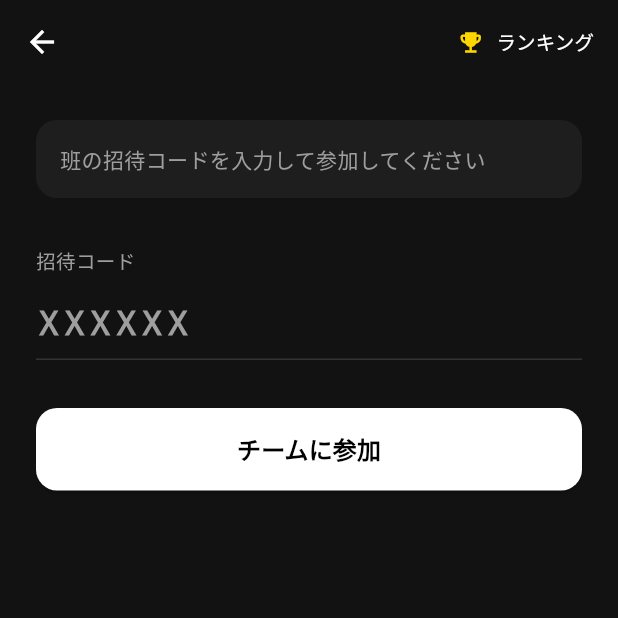
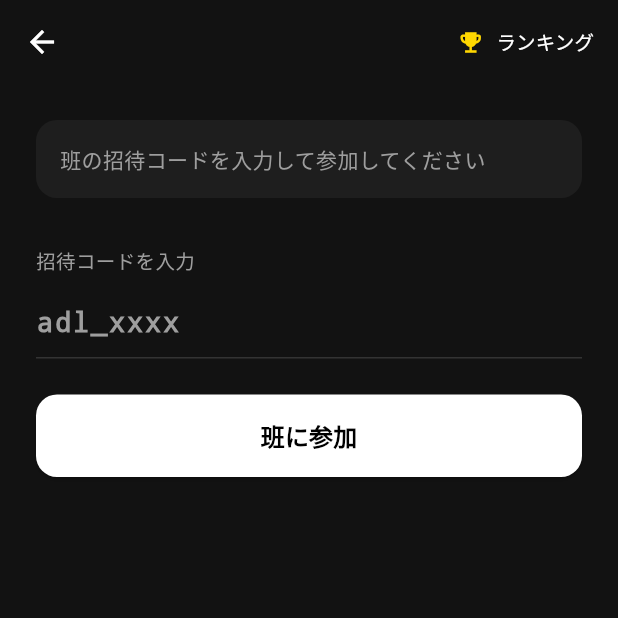
Before and after one commit to fifteens-dev/fifteen, a Flutter app: the AdlJoinScreen screen opened directly with empty values, on a phone screen of 412 x 824 dp, the top half of it. Run offline on Flutter 3.47's test engine with Material 3 defaults, Android fonts, the phone set to English and light mode, and no system bars; our stand-ins replace app_links, cached_network_image, camera, cloud_firestore, cloud_functions, firebase_auth and 12 more; missing offline and left inert: audio_session, flutter_web_auth_2, photo_manager, pull_down_button; accounts and stored records are empty.

Commit message:
ADL: 9固定班導入・自動相互フォロー・離脱機能
- 9つの固定班（adl_house/break/girls/hiphop/new/free/lock/waack/jazz）を定義
  班ID = 招待コード = 班アカウントUID を同一文字列で統一
- joinTeamWithCode: 9コード検証、別班所属時の自動切替に対応
- leaveTeam を新規追加（メンバーシップ削除・班統計-1）
- 参加/離脱時に班アカウントと相互フォローを自動同期
- AdlJoinScreenに離脱ボタンを追加、コード入力を小文字・アンダースコア対応に変更
- adl_memberships のオーナー update/delete をルールで許可（切替/離脱に必要）
- scripts/seed_adl_teams.js: 9班を冪等にシードするスクリプト

Co-Authored-By: Claude Sonnet 4.6 <noreply@anthropic.com>

```diff
--- /dev/null
+++ b/lib/constants/adl_teams.dart
@@ -0,0 +1,50 @@
+/// ADL イベントの固定9班定義。
+///
+/// 班ID = 招待コード = 班アカウント UID = 班名 はすべて同一文字列。
+/// users/{teamId} に班アカウントを、adl_teams/{teamId} に班統計を持つ。
+class AdlTeamDefinitions {
+  AdlTeamDefinitions._();
+
+  /// 9つの固定班。順序はランキング表示や管理パネルの並び順に使われる。
+  static const List<AdlTeamDef> all = [
+    AdlTeamDef(id: 'adl_house', displayName: 'House'),
+    AdlTeamDef(id: 'adl_break', displayName: 'Break'),
+    AdlTeamDef(id: 'adl_girls', displayName: 'Girls'),
+    AdlTeamDef(id: 'adl_hiphop', displayName: 'HipHop'),
+    AdlTeamDef(id: 'adl_new', displayName: 'New'),
+    AdlTeamDef(id: 'adl_free', displayName: 'Free'),
+    AdlTeamDef(id: 'adl_lock', displayName: 'Lock'),
+    AdlTeamDef(id: 'adl_waack', displayName: 'Waack'),
+    AdlTeamDef(id: 'adl_jazz', displayName: 'Jazz'),
+  ];
+
+  static final Set<String> _idSet = all.map((t) => t.id).toSet();
+
+  /// 入力されたコード文字列が9つの固定コードのいずれかに一致するか。
+  /// 大文字小文字・前後空白を許容する。
+  static bool isValidCode(String code) {
+    return _idSet.contains(_normalize(code));
+  }
+
+  /// 入力コードを正規化（小文字化・トリム）。一致しない場合は null。
+  static String? normalizeCode(String code) {
+    final n = _normalize(code);
+    return _idSet.contains(n) ? n : null;
+  }
+
+  static String _normalize(String code) => code.trim().toLowerCase();
+
+  /// id から表示名を引く。未知のidの場合はidをそのまま返す。
+  static String displayNameOf(String id) {
+    for (final t in all) {
+      if (t.id == id) return t.displayName;
+    }
+    return id;
+  }
+}
+
+class AdlTeamDef {
+  final String id;
+  final String displayName;
+  const AdlTeamDef({required this.id, required this.displayName});
+}
--- a/lib/screens/adl_join_screen.dart
+++ b/lib/screens/adl_join_screen.dart
@@ -1,20 +1,27 @@
 import 'package:flutter/material.dart';
 import 'package:flutter/services.dart';
+import '../constants/adl_teams.dart';
 import '../constants/app_colors.dart';
 import '../models/adl_event_model.dart';
 import '../services/adl_service.dart';
 import '../widgets/common/app_toast.dart';
 import 'adl_ranking_screen.dart';
 
-/// ADLイベント参加画面（招待コード入力）
+/// ADLイベント参加画面（招待コード入力 / 離脱）
+///
+/// 9つの固定コード（adl_house, adl_break, ...）のいずれかを入力すると
+/// その班に参加する。既に別の班に参加している場合は自動で切り替わる。
+/// 画面下部に「班から離脱する」ボタンも表示する（参加中のみ）。
 class AdlJoinScreen extends StatefulWidget {
   final AdlEventModel event;
-  final String? currentTeamName; // 既に参加済みの場合
+  final String? currentTeamName; // 既に参加済みの場合の表示用
+  final String? currentTeamId; // 切替判定用
 
   const AdlJoinScreen({
     super.key,
     required this.event,
     this.currentTeamName,
+    this.currentTeamId,
   });
 
   @override
@@ -25,6 +32,18 @@ class _AdlJoinScreenState extends State<AdlJoinScreen> {
   final _codeCtrl = TextEditingController();
   final _adl = AdlService();
   bool _isLoading = false;
+  bool _isLeaving = false;
+
+  // ローカル状態（参加 → 離脱や切替を画面遷移なしに反映するため）
+  String? _currentTeamName;
+  String? _currentTeamId;
+
+  @override
+  void initState() {
+    super.initState();
+    _currentTeamName = widget.currentTeamName;
+    _currentTeamId = widget.currentTeamId;
+  }
 
   @override
   void dispose() {
@@ -44,29 +63,96 @@ class _AdlJoinScreenState extends State<AdlJoinScreen> {
     switch (result) {
       case AdlJoinResult.success:
         AppToast.show(context, 'チームに参加しました！');
-        Navigator.pop(context, true);
+        setState(() {
+          _currentTeamId = AdlTeamDefinitions.normalizeCode(code);
+          _currentTeamName =
+              AdlTeamDefinitions.displayNameOf(_currentTeamId ?? '');
+          _codeCtrl.clear();
+        });
+        // 呼び出し元に変更を通知（pop はせず画面に留まる）
+      case AdlJoinResult.switched:
+        AppToast.show(context, 'チームを切り替えました');
+        setState(() {
+          _currentTeamId = AdlTeamDefinitions.normalizeCode(code);
+          _currentTeamName =
+              AdlTeamDefinitions.displayNameOf(_currentTeamId ?? '');
+          _codeCtrl.clear();
+        });
+      case AdlJoinResult.alreadyJoined:
+        AppToast.show(context, 'すでにこの班に参加しています');
       case AdlJoinResult.invalidCode:
         AppToast.show(context, '招待コードが正しくありません');
-      case AdlJoinResult.expired:
-        AppToast.show(context, '招待コードの有効期限が切れています');
-      case AdlJoinResult.alreadyJoined:
-        AppToast.show(context, 'すでにチームに参加しています');
+      case AdlJoinResult.notSeeded:
+        AppToast.show(context, '班データが未準備です（管理者にお問い合わせください）');
       case AdlJoinResult.error:
+        AppToast.show(context, 'エラーが発生しました');
+    }
+  }
+
+  Future<void> _leave() async {
+    final confirmed = await showDialog<bool>(
+      context: context,
+      builder: (ctx) => AlertDialog(
+        backgroundColor: AppColors.surfaceLight,
+        title: const Text('班から離脱しますか？',
+            style: TextStyle(color: Colors.white, fontSize: 16)),
+        content: Text(
+          '${_currentTeamName ?? "現在の班"} から離脱します。\n班アカウントとのフォロー関係も自動的に解除されます。',
+          style: const TextStyle(color: Colors.grey, fontSize: 13),
+        ),
+        actions: [
+          TextButton(
+            onPressed: () => Navigator.pop(ctx, false),
+            child: const Text('キャンセル',
+                style: TextStyle(color: Colors.grey)),
+          ),
+          TextButton(
+            onPressed: () => Navigator.pop(ctx, true),
+            child: const Text('離脱する',
+                style: TextStyle(color: AppColors.error)),
+          ),
+        ],
+      ),
+    );
+    if (confirmed != true) return;
+
+    setState(() => _isLeaving = true);
+    final result = await _adl.leaveTeam();
+    if (!mounted) return;
+    setState(() => _isLeaving = false);
+
+    switch (result) {
+      case AdlLeaveResult.success:
+        AppToast.show(context, '班から離脱しました');
+        setState(() {
+          _currentTeamId = null;
+          _currentTeamName = null;
+        });
+      case AdlLeaveResult.notJoined:
+        AppToast.show(context, '参加している班がありません');
+        setState(() {
+          _currentTeamId = null;
+          _currentTeamName = null;
+        });
+      case AdlLeaveResult.error:
         AppToast.show(context, 'エラーが発生しました');
     }
   }
 
   @override
   Widget build(BuildContext context) {
-    final alreadyJoined = widget.currentTeamName != null;
+    final isJoined = _currentTeamId != null;
 
-    return Scaffold(
+    return PopScope(
+      canPop: true,
+      child: Scaffold(
         backgroundColor: AppColors.background,
         appBar: AppBar(
           backgroundColor: AppColors.background,
           foregroundColor: Colors.white,
           title: Text(widget.event.name,
-            style: const TextStyle(fontSize: 16, fontWeight: FontWeight.w700)),
+              style:
+                  const TextStyle(fontSize: 16, fontWeight: FontWeight.w700)),
           elevation: 0,
           actions: [
             TextButton.icon(
@@ -82,74 +168,45 @@ class _AdlJoinScreenState extends State<AdlJoinScreen> {
             ),
           ],
         ),
-      body: Padding(
+        body: SingleChildScrollView(
           padding: const EdgeInsets.all(24),
           child: Column(
             crossAxisAlignment: CrossAxisAlignment.start,
             children: [
-            // 参加状況
-            Container(
-              width: double.infinity,
-              padding: const EdgeInsets.all(16),
-              decoration: BoxDecoration(
-                color: alreadyJoined
-                    ? AppColors.success.withValues(alpha: 0.15)
-                    : AppColors.surfaceLight,
-                borderRadius: BorderRadius.circular(14),
-                border: alreadyJoined
-                    ? Border.all(
-                        color: AppColors.success.withValues(alpha: 0.4))
-                    : null,
-              ),
-              child: alreadyJoined
-                  ? Row(
-                      children: [
-                        const Icon(Icons.check_circle,
-                            color: AppColors.success, size: 20),
-                        const SizedBox(width: 8),
+              // ── 参加状況パネル ──
+              _buildStatusPanel(isJoined),
+
+              const SizedBox(height: 32),
+
+              // ── 招待コード入力 ──
               Text(
-                          '${widget.currentTeamName} に参加中',
+                isJoined ? '別の班に切り替える' : '招待コードを入力',
                 style: const TextStyle(
-                              color: Colors.white,
-                              fontWeight: FontWeight.w600,
-                              fontSize: 15),
-                        ),
-                      ],
-                    )
-                  : const Text(
-                      '班の招待コードを入力して参加してください',
-                      style: TextStyle(color: Colors.grey, fontSize: 14),
-                    ),
-            ),
-
-            if (!alreadyJoined) ...[
-              const SizedBox(height: 32),
-              const Text('招待コード',
-                  style: TextStyle(
                     color: Colors.grey,
                     fontSize: 13,
-                      fontWeight: FontWeight.w500)),
+                    fontWeight: FontWeight.w500),
+              ),
               const SizedBox(height: 8),
               TextField(
                 controller: _codeCtrl,
                 style: const TextStyle(
                     color: Colors.white,
-                    fontSize: 22,
-                    fontWeight: FontWeight.w700,
-                    letterSpacing: 4,
+                    fontSize: 18,
+                    fontWeight: FontWeight.w600,
+                    letterSpacing: 1.2,
                     fontFamily: 'monospace'),
-                textCapitalization: TextCapitalization.characters,
-                maxLength: 6,
+                textCapitalization: TextCapitalization.none,
+                maxLength: 20,
                 inputFormatters: [
-                  FilteringTextInputFormatter.allow(RegExp(r'[A-Za-z0-9]')),
-                  _UpperCaseFormatter(),
+                  FilteringTextInputFormatter.allow(RegExp(r'[A-Za-z0-9_]')),
+                  _LowerCaseFormatter(),
                 ],
                 decoration: const InputDecoration(
-                  hintText: 'XXXXXX',
+                  hintText: 'adl_xxxx',
                   hintStyle: TextStyle(
                       color: Colors.grey,
-                      fontSize: 22,
-                      letterSpacing: 4,
+                      fontSize: 18,
+                      letterSpacing: 1.2,
                       fontFamily: 'monospace'),
                   counterText: '',
                   enabledBorder: UnderlineInputBorder(
@@ -158,7 +215,9 @@ class _AdlJoinScreenState extends State<AdlJoinScreen> {
                       borderSide: BorderSide(color: Colors.white)),
                 ),
               ),
-              const SizedBox(height: 32),
+
+              const SizedBox(height: 24),
+
               SizedBox(
                 width: double.infinity,
                 child: ElevatedButton(
@@ -177,33 +236,36 @@ class _AdlJoinScreenState extends State<AdlJoinScreen> {
                           child: CircularProgressIndicator(
                               strokeWidth: 2, color: Colors.black),
                         )
-                      : const Text('チームに参加',
-                          style: TextStyle(
+                      : Text(isJoined ? '班を切り替える' : '班に参加',
+                          style: const TextStyle(
                               fontSize: 16, fontWeight: FontWeight.w700)),
                 ),
               ),
-            ],
 
-            if (alreadyJoined) ...[
+              // ── 離脱ボタン（参加中のみ） ──
+              if (isJoined) ...[
                 const SizedBox(height: 24),
-              SizedBox(
-                width: double.infinity,
-                child: ElevatedButton.icon(
-                  onPressed: () => Navigator.push(
-                    context,
-                    MaterialPageRoute(
-                        builder: (_) =>
-                            AdlRankingScreen(event: widget.event)),
+                Center(
+                  child: TextButton(
+                    onPressed: _isLeaving ? null : _leave,
+                    style: TextButton.styleFrom(
+                      foregroundColor: AppColors.error,
+                      padding: const EdgeInsets.symmetric(
+                          horizontal: 24, vertical: 12),
                     ),
-                  icon: const Icon(Icons.emoji_events,
-                      color: Color(0xFFFFD700)),
-                  label: const Text('チームランキングを見る'),
-                  style: ElevatedButton.styleFrom(
-                    backgroundColor: AppColors.surfaceLight,
-                    foregroundColor: Colors.white,
-                    padding: const EdgeInsets.symmetric(vertical: 14),
-                    shape: RoundedRectangleBorder(
-                        borderRadius: BorderRadius.circular(14)),
+                    child: _isLeaving
+                        ? const SizedBox(
+                            width: 18,
+                            height: 18,
+                            child: CircularProgressIndicator(
+                                strokeWidth: 2, color: AppColors.error),
+                          )
+                        : const Text(
+                            '班から離脱する',
+                            style: TextStyle(
+                                fontSize: 14,
+                                fontWeight: FontWeight.w600,
+                                decoration: TextDecoration.underline),
                           ),
                   ),
                 ),
@@ -211,14 +273,52 @@ class _AdlJoinScreenState extends State<AdlJoinScreen> {
             ],
           ),
         ),
+      ),
+    );
+  }
+
+  Widget _buildStatusPanel(bool isJoined) {
+    return Container(
+      width: double.infinity,
+      padding: const EdgeInsets.all(16),
+      decoration: BoxDecoration(
+        color: isJoined
+            ? AppColors.success.withValues(alpha: 0.15)
+            : AppColors.surfaceLight,
+        borderRadius: BorderRadius.circular(14),
+        border: isJoined
+            ? Border.all(color: AppColors.success.withValues(alpha: 0.4))
+            : null,
+      ),
+      child: isJoined
+          ? Row(
+              children: [
+                const Icon(Icons.check_circle,
+                    color: AppColors.success, size: 20),
+                const SizedBox(width: 8),
+                Expanded(
+                  child: Text(
+                    '$_currentTeamName 班に参加中',
+                    style: const TextStyle(
+                        color: Colors.white,
+                        fontWeight: FontWeight.w600,
+                        fontSize: 15),
+                  ),
+                ),
+              ],
+            )
+          : const Text(
+              '班の招待コードを入力して参加してください',
+              style: TextStyle(color: Colors.grey, fontSize: 14),
+            ),
     );
   }
 }
 
-class _UpperCaseFormatter extends TextInputFormatter {
+class _LowerCaseFormatter extends TextInputFormatter {
   @override
   TextEditingValue formatEditUpdate(
       TextEditingValue oldValue, TextEditingValue newValue) {
-    return newValue.copyWith(text: newValue.text.toUpperCase());
+    return newValue.copyWith(text: newValue.text.toLowerCase());
   }
 }
--- a/lib/screens/settings_screen.dart
+++ b/lib/screens/settings_screen.dart
@@ -205,18 +205,20 @@ class _SettingsScreenState extends State<SettingsScreen> {
                             icon: Icons.groups,
                             title: _userData?.adlTeamName != null
                                 ? '${_userData!.adlTeamName}（参加中）'
-                                : 'チームに参加する',
+                                : '班に参加する',
                             onTap: () async {
-                              final joined = await Navigator.push<bool>(
+                              await Navigator.push(
                                 context,
                                 MaterialPageRoute(
                                   builder: (_) => AdlJoinScreen(
                                     event: _adlEvent!,
                                     currentTeamName: _userData?.adlTeamName,
+                                    currentTeamId: _userData?.adlTeamId,
                                   ),
                                 ),
                               );
-                              if (joined == true) _loadUserData();
+                              // 参加・切替・離脱いずれの結果でも最新状態を反映
+                              _loadUserData();
                             },
                           ),
                         ]),
```
Also changed, not shown: lib/services/adl_service.dart (+194 -23 lines), 2 other files. Lines whose indentation alone changed are shown as unchanged.
